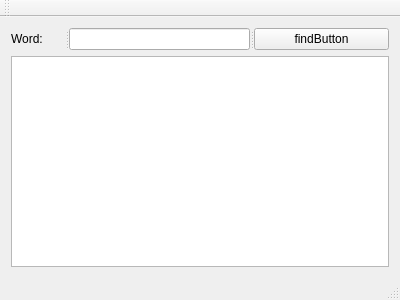
First picture: the form in dict/mainwindow.ui, repository emacslisp/Qt, before the edit.
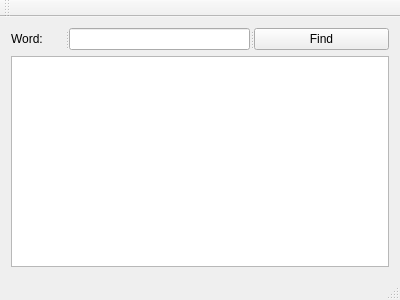
Second picture: the form after the edit.

Commit message: finish main ui with Qt network

Diff of the .ui file:
```diff
--- a/dict/mainwindow.ui
+++ b/dict/mainwindow.ui
@@ -28,7 +28,7 @@
       <widget class="QLineEdit" name="lineEdit"/>
       <widget class="QPushButton" name="findButton">
        <property name="text">
-        <string>findButton</string>
+        <string>Find</string>
        </property>
       </widget>
      </widget>
```
The commit also changes 3 other files.
